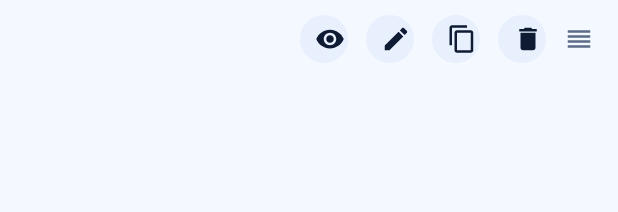
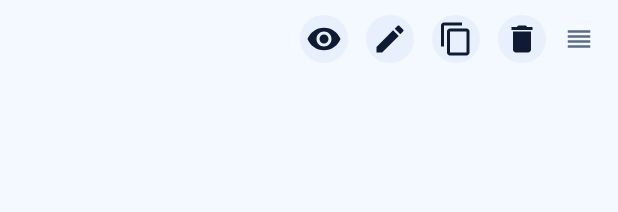
Before and after one commit to nexidgame/NexMacro, an Android app: the layout item_action.xml on its own in the app's theme, with its tools: preview values and no code run, on a phone screen of 412 x 824 dp. Shown: the top 212 px of the screen. Run offline under Robolectric (Android 15) with nearby library versions, the phone set to English and light mode, and no system bars.

Commit message:
Add files via upload

```diff
--- a/app/src/main/res/layout/item_action.xml
+++ b/app/src/main/res/layout/item_action.xml
@@ -28,7 +28,12 @@
         android:layout_height="40dp"
         android:layout_marginStart="4dp"
         android:contentDescription="@string/cd_preview"
-        app:icon="@drawable/ic_eye" />
+        android:paddingStart="0dp"
+        android:paddingEnd="0dp"
+        app:icon="@drawable/ic_eye"
+        app:iconGravity="textStart"
+        app:iconPadding="0dp"
+        app:iconSize="24dp" />
 
     <com.google.android.material.button.MaterialButton
         android:id="@+id/btnEdit"
@@ -37,7 +42,12 @@
         android:layout_height="40dp"
         android:layout_marginStart="4dp"
         android:contentDescription="@string/cd_edit"
-        app:icon="@drawable/ic_edit" />
+        android:paddingStart="0dp"
+        android:paddingEnd="0dp"
+        app:icon="@drawable/ic_edit"
+        app:iconGravity="textStart"
+        app:iconPadding="0dp"
+        app:iconSize="24dp" />
 
     <com.google.android.material.button.MaterialButton
         android:id="@+id/btnCopy"
@@ -46,7 +56,12 @@
         android:layout_height="40dp"
         android:layout_marginStart="4dp"
         android:contentDescription="@string/cd_copy"
-        app:icon="@drawable/ic_copy" />
+        android:paddingStart="0dp"
+        android:paddingEnd="0dp"
+        app:icon="@drawable/ic_copy"
+        app:iconGravity="textStart"
+        app:iconPadding="0dp"
+        app:iconSize="24dp" />
 
     <com.google.android.material.button.MaterialButton
         android:id="@+id/btnDelete"
@@ -55,7 +70,12 @@
         android:layout_height="40dp"
         android:layout_marginStart="4dp"
         android:contentDescription="@string/cd_delete"
-        app:icon="@drawable/ic_delete" />
+        android:paddingStart="0dp"
+        android:paddingEnd="0dp"
+        app:icon="@drawable/ic_delete"
+        app:iconGravity="textStart"
+        app:iconPadding="0dp"
+        app:iconSize="24dp" />
 
     <ImageView
         android:id="@+id/handle"
```
Also changed, not shown: app/src/main/res/layout/activity_main.xml (+24 -4 lines), app/src/main/res/layout/item_config.xml (+24 -4 lines).
